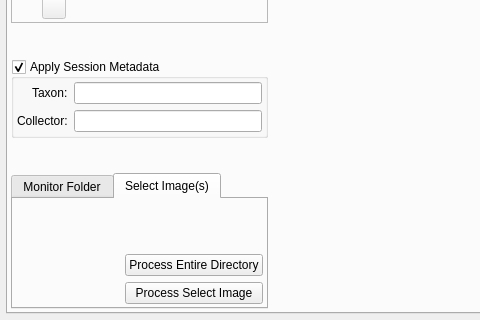
The window that ui/postProcessingUI.ui (CapPow/HerbASAP) describes before a commit, drawn with Qt 5; both pictures show x 0 to 480 and y 286 to 606 of the 571 by 606 pixel window.
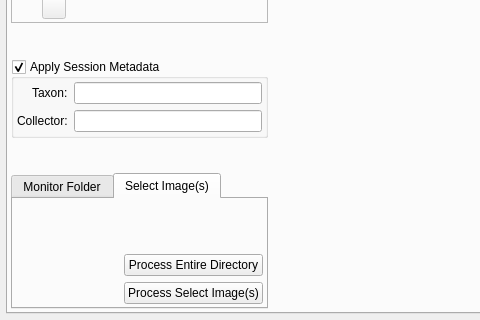
The same window after the commit. The open tabs and pages were chosen to show the change. Icons and pictures are not drawn.

Commit message: UI QoL improvements. reduced redundancy in bcRead, reduced print statements.

What changed in the file:
```diff
--- a/ui/postProcessingUI.ui
+++ b/ui/postProcessingUI.ui
@@ -602,7 +602,7 @@
                 <item row="2" column="1">
                  <widget class="QPushButton" name="pushButton_processSingle">
                   <property name="text">
-                   <string>Process Select Image</string>
+                   <string>Process Select Image(s)</string>
                   </property>
                  </widget>
                 </item>
```
Left out of the diff: 229 changed lines with no effect on the pictures. The commit also changes 6 other files.
